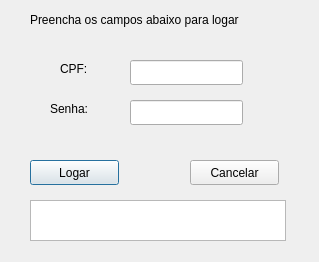
Qt form sistema usando qt/Sistema_Ingressos/autenticacao.ui (Casterzz/Sistema-ingressos) before a commit.
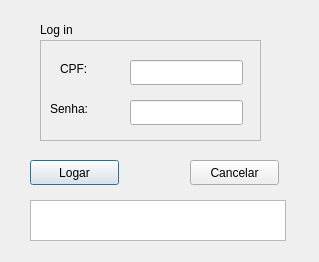
The same form after that commit.

What changed in the file:
```diff
--- a/sistema usando qt/Sistema_Ingressos/autenticacao.ui
+++ b/sistema usando qt/Sistema_Ingressos/autenticacao.ui
@@ -100,14 +100,14 @@
   <widget class="QLabel" name="label_3">
    <property name="geometry">
     <rect>
-     <x>30</x>
-     <y>10</y>
+     <x>40</x>
+     <y>20</y>
      <width>271</width>
      <height>20</height>
     </rect>
    </property>
    <property name="text">
-    <string>Preencha os campos abaixo para logar</string>
+    <string>Log in</string>
    </property>
   </widget>
   <widget class="QTextBrowser" name="status">
@@ -120,6 +120,31 @@
     </rect>
    </property>
   </widget>
+  <widget class="QFrame" name="frame">
+   <property name="geometry">
+    <rect>
+     <x>40</x>
+     <y>40</y>
+     <width>221</width>
+     <height>101</height>
+    </rect>
+   </property>
+   <property name="frameShape">
+    <enum>QFrame::StyledPanel</enum>
+   </property>
+   <property name="frameShadow">
+    <enum>QFrame::Raised</enum>
+   </property>
+  </widget>
+  <zorder>frame</zorder>
+  <zorder>campoCPF</zorder>
+  <zorder>campoSenha</zorder>
+  <zorder>label</zorder>
+  <zorder>label_2</zorder>
+  <zorder>logar</zorder>
+  <zorder>cancelar</zorder>
+  <zorder>label_3</zorder>
+  <zorder>status</zorder>
  </widget>
  <resources/>
  <connections>
```
Left out of the diff: 2 changed lines with no effect on the pictures.
